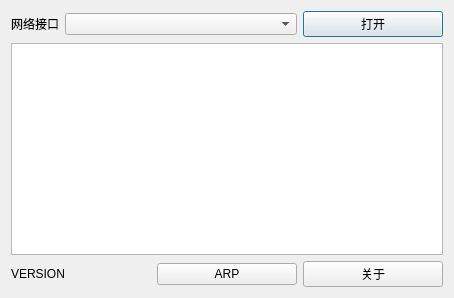
This is dialog.ui in ffii4455/QtNetCapturer as Qt 5 draws it before an edit. The edited form follows.
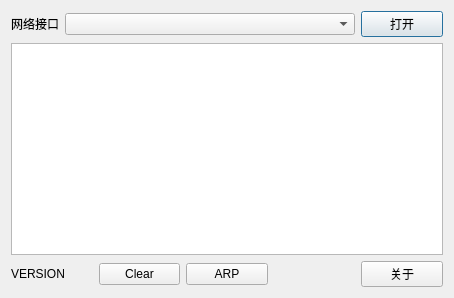
This is the edited form.

What changed in the file:
```diff
--- a/dialog.ui
+++ b/dialog.ui
@@ -17,7 +17,7 @@
    <string notr="true">font: 9pt &quot;微软雅黑&quot;;</string>
   </property>
   <layout class="QGridLayout" name="gridLayout">
-   <item row="0" column="2">
+   <item row="0" column="4">
     <widget class="QPushButton" name="open">
      <property name="text">
       <string>打开</string>
@@ -31,21 +31,31 @@
      </property>
     </widget>
    </item>
-   <item row="2" column="1">
+   <item row="2" column="2">
     <widget class="QPushButton" name="arp">
      <property name="text">
       <string>ARP</string>
      </property>
     </widget>
    </item>
-   <item row="2" column="2">
+   <item row="2" column="4">
     <widget class="QPushButton" name="about">
      <property name="text">
       <string>关于</string>
      </property>
     </widget>
    </item>
-   <item row="0" column="0" colspan="2">
+   <item row="1" column="0" colspan="5">
+    <widget class="QTextEdit" name="data"/>
+   </item>
+   <item row="2" column="1">
+    <widget class="QPushButton" name="clear">
+     <property name="text">
+      <string>Clear</string>
+     </property>
+    </widget>
+   </item>
+   <item row="0" column="0" colspan="4">
     <layout class="QHBoxLayout" name="horizontalLayout">
      <item>
       <widget class="QLabel" name="label">
@@ -66,9 +76,6 @@
      </item>
     </layout>
    </item>
-   <item row="1" column="0" colspan="3">
-    <widget class="QTextEdit" name="data"/>
-   </item>
   </layout>
  </widget>
  <layoutdefault spacing="6" margin="11"/>
```
